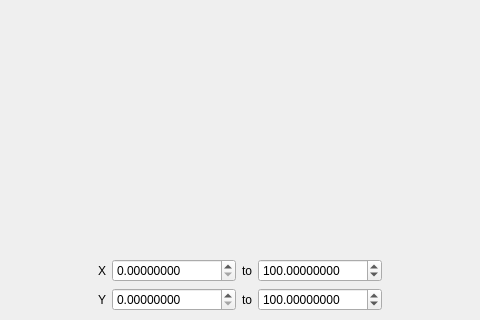
Before: the Qt Designer form layouts/graph_display_window_v2.ui in hitranonline/hapiest, drawn with Qt 5; both pictures show x 197 to 677 and y 275 to 595 of the 874 by 595 pixel window.
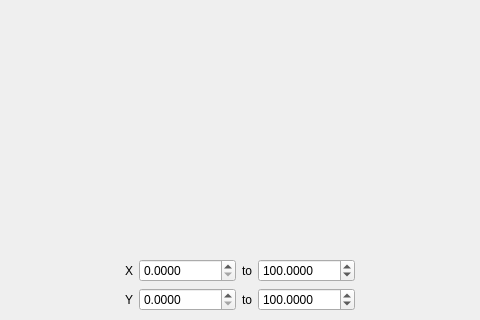
After: the same form once the commit is applied.

Commit message: fixed formatting of graph titles

```diff
--- a/layouts/graph_display_window_v2.ui
+++ b/layouts/graph_display_window_v2.ui
@@ -104,7 +104,7 @@
            </font>
           </property>
           <property name="decimals">
-           <number>8</number>
+           <number>4</number>
           </property>
           <property name="maximum">
            <double>9007199254740992.000000000000000</double>
@@ -137,7 +137,7 @@
            </font>
           </property>
           <property name="decimals">
-           <number>8</number>
+           <number>4</number>
           </property>
           <property name="maximum">
            <double>9007199254740992.000000000000000</double>
@@ -215,7 +215,7 @@
            </font>
           </property>
           <property name="decimals">
-           <number>8</number>
+           <number>4</number>
           </property>
           <property name="maximum">
            <double>9007199254740992.000000000000000</double>
@@ -248,7 +248,7 @@
            </font>
           </property>
           <property name="decimals">
-           <number>8</number>
+           <number>4</number>
           </property>
           <property name="maximum">
            <double>9007199254740992.000000000000000</double>
```
The commit also changes 2 other files.
